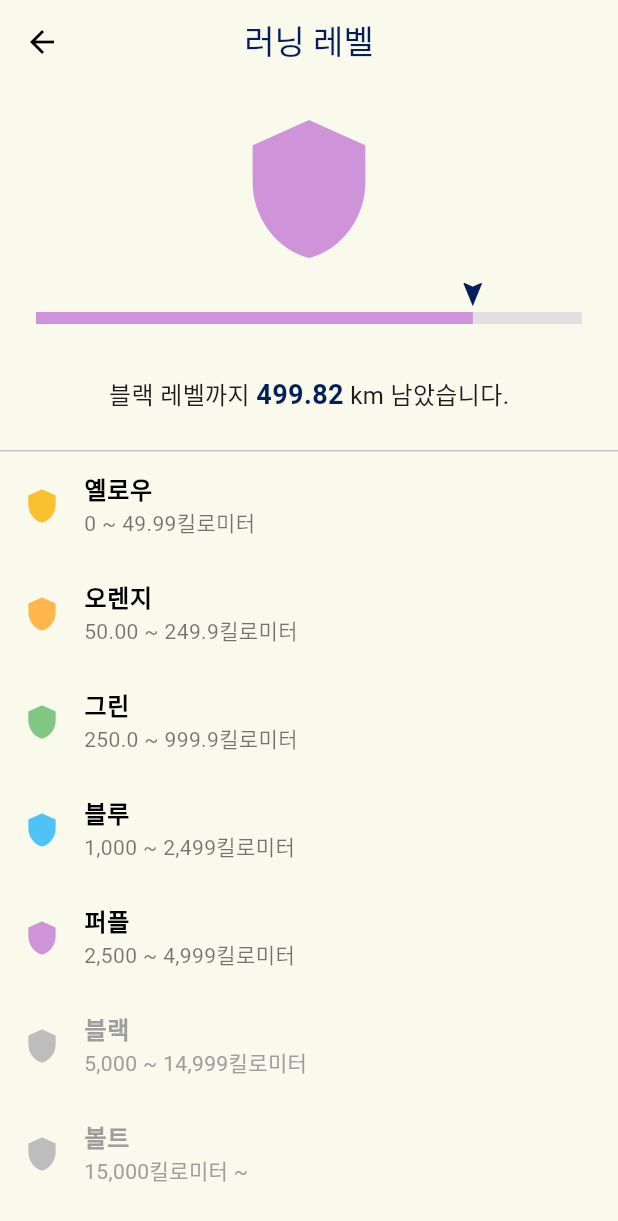
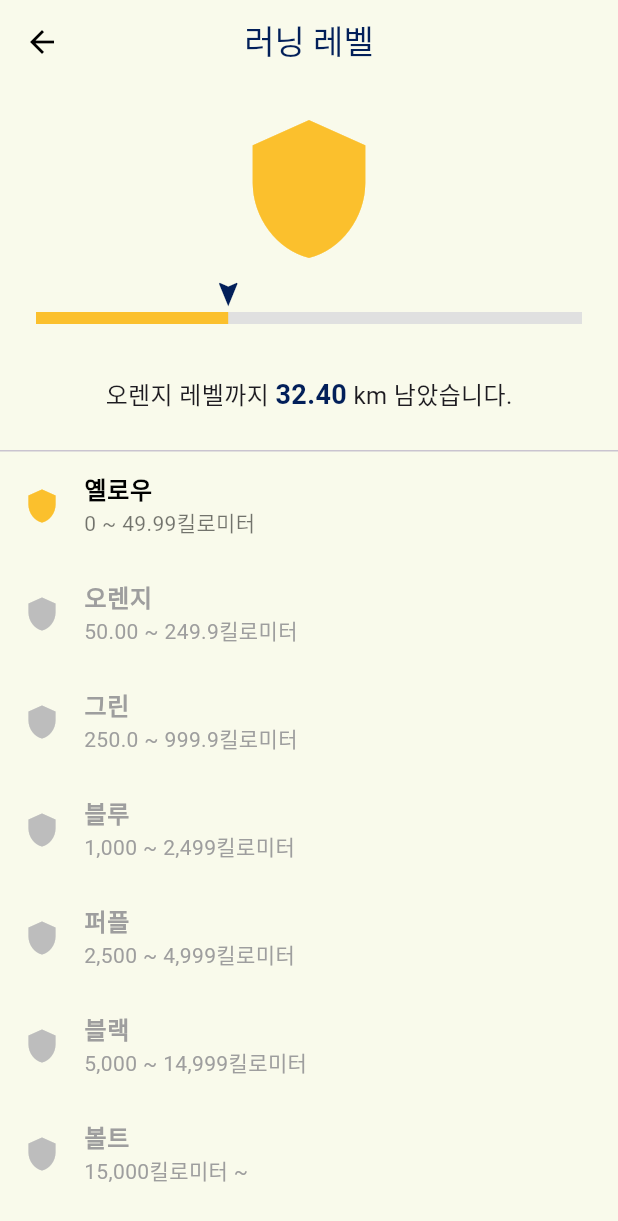
Before and after one commit to green-tracky/tracky-flutter, a Flutter app: the RunningLevelPage screen opened by its route, on a phone screen of 412 x 824 dp. Shown: the top 1221 px of the screen. Run offline on Flutter 3.47's test engine with Material 3 defaults, Android fonts, the phone set to English and light mode, and no system bars; our stand-ins replace camera, dio, dropdown_button2, firebase_core, firebase_messaging, flutter_local_notifications and 6 more; accounts and stored records are empty.

Commit message:
[Refactor] 활동 리스트 필터링 통신 및 러닝 레벨 VM 완료 (#59)
* 환경설정

* dev saving 1

* 테마 추가

* 테마 추가

* 러닝 뱃지 컴포넌트 분리 및 테마 수정

* 친구추가 화면 수정

* page url 수정

* running level 컴포넌트 분리

* activity 컴포넌트 분리 1

* merging conflicts

* 챌린지 리스트 VM 작업

* merging

* 챌린지 상세보기&리더보드  VM 완료

* VM 코드 수정

* 챌린지 생성 FM 구현

* merging dev

* 챌린지 수정 FM 완료

* 활동 레벨 VM

* FCM 준비

* 활동 컴포넌트 수정 1

* pubspec 충돌 해결

* 활동 메인 컴포넌트 수정 완료

* runrepository 수정

* 러닝 상세 ííVM 적용

* saving changes

* 러닝 레벨 및 필터 í통신 및 ííVM 처리

```diff
--- a/lib/ui/pages/activity/list_page/filter/filter.dart
+++ b/lib/ui/pages/activity/list_page/filter/filter.dart
@@ -85,7 +85,7 @@ class _RunningFilterPageState extends State<RunningFilterPage> {
             Row(
               children: [
                 _buildResetButton(),
-                Gap.s,
+                const SizedBox(width: 12),
                 _buildApplyButton(),
               ],
             ),
@@ -172,8 +172,8 @@ class _RunningFilterPageState extends State<RunningFilterPage> {
       backgroundColor: AppColors.trackyBGreen,
       elevation: 0,
       leading: const SizedBox.shrink(),
-      title: const Text('필터', style: TextStyle(color: Colors.black)),
-      centerTitle: false,
+      title: const Text('필터', style: AppTextStyles.appBarTitle),
+      centerTitle: true,
       actions: [
         IconButton(
           icon: const Icon(Icons.close, color: Colors.black),
--- a/lib/ui/pages/activity/running_level_page/running_level_page.dart
+++ b/lib/ui/pages/activity/running_level_page/running_level_page.dart
@@ -1,18 +1,19 @@
 import 'package:flutter/material.dart';
+import 'package:flutter_riverpod/flutter_riverpod.dart';
 import 'package:tracky_flutter/_core/constants/theme.dart';
 import 'package:tracky_flutter/ui/pages/activity/running_level_page/widgets/animation_progress_bar.dart';
 import 'package:tracky_flutter/ui/pages/activity/running_level_page/widgets/progress_explanation.dart';
 import 'package:tracky_flutter/ui/pages/activity/running_level_page/widgets/running_level_list.dart';
+import 'package:tracky_flutter/ui/pages/activity/running_level_page/running_level_vm.dart';
 
-class RunningLevelPage extends StatefulWidget {
+class RunningLevelPage extends ConsumerStatefulWidget {
   const RunningLevelPage({super.key});
 
   @override
-  State<RunningLevelPage> createState() => _RunningLevelPageState();
+  ConsumerState<RunningLevelPage> createState() => _RunningLevelPageState();
 }
 
-class _RunningLevelPageState extends State<RunningLevelPage> with SingleTickerProviderStateMixin {
-  final double totalKm = 4500.18;
+class _RunningLevelPageState extends ConsumerState<RunningLevelPage> with SingleTickerProviderStateMixin {
   late AnimationController _controller;
   late Animation<double> _animation;
 
@@ -26,43 +27,13 @@ class _RunningLevelPageState extends State<RunningLevelPage> with SingleTickerPr
     {'label': '볼트', 'range': '15,000킬로미터 ~', 'color': const Color(0xFFD0F252)},
   ];
 
-  int getCurrentLevelIndex() {
-    if (totalKm < 50) return 0;
-    if (totalKm < 250) return 1;
-    if (totalKm < 1000) return 2;
-    if (totalKm < 2500) return 3;
-    if (totalKm < 5000) return 4;
-    if (totalKm < 15000) return 5;
-    return 6;
-  }
-
-  double getProgressToNextLevel() {
-    final idx = getCurrentLevelIndex();
-    final nextThresholds = [50, 250, 1000, 2500, 5000, 15000, 15000];
-    final prevThresholds = [0, 50, 250, 1000, 2500, 5000, 15000];
-
-    final range = nextThresholds[idx] - prevThresholds[idx];
-    final progressed = totalKm - prevThresholds[idx];
-    return (progressed / range).clamp(0.0, 1.0);
-  }
-
-  double getKmToNextLevel() {
-    final nextThresholds = [50, 250, 1000, 2500, 5000, 15000, double.infinity];
-    return (nextThresholds[getCurrentLevelIndex()] - totalKm).clamp(0.0, double.infinity);
-  }
-
   @override
   void initState() {
     super.initState();
-    final targetProgress = getProgressToNextLevel();
     _controller = AnimationController(
+      vsync: this,
       duration: const Duration(seconds: 1),
-      vsync: this,
     );
-    _animation = Tween<double>(begin: 0, end: targetProgress).animate(
-      CurvedAnimation(parent: _controller, curve: Curves.easeOut),
-    );
-    _controller.forward();
   }
 
   @override
@@ -71,10 +42,52 @@ class _RunningLevelPageState extends State<RunningLevelPage> with SingleTickerPr
     super.dispose();
   }
 
+  int getCurrentLevelIndex(double km) {
+    if (km < 50) return 0;
+    if (km < 250) return 1;
+    if (km < 1000) return 2;
+    if (km < 2500) return 3;
+    if (km < 5000) return 4;
+    if (km < 15000) return 5;
+    return 6;
+  }
+
+  double getProgressToNextLevel(double km) {
+    final idx = getCurrentLevelIndex(km);
+    final nextThresholds = [50, 250, 1000, 2500, 5000, 15000, 15000];
+    final prevThresholds = [0, 50, 250, 1000, 2500, 5000, 15000];
+    final range = nextThresholds[idx] - prevThresholds[idx];
+    final progressed = km - prevThresholds[idx];
+    return (progressed / range).clamp(0.0, 1.0);
+  }
+
+  double getKmToNextLevel(double km) {
+    final nextThresholds = [50, 250, 1000, 2500, 5000, 15000, double.infinity];
+    return (nextThresholds[getCurrentLevelIndex(km)] - km).clamp(0.0, double.infinity);
+  }
+
   @override
   Widget build(BuildContext context) {
-    final currentLevel = getCurrentLevelIndex();
-    final remainingKm = getKmToNextLevel();
+    // runLevelProvider를 watch하면 AsyncValue<RunLevelResponse?> 타입을 반환합니다.
+    final asyncRunLevelResponse = ref.watch(runLevelProvider);
+
+    return asyncRunLevelResponse.when(
+      data: (model) {
+        // 데이터가 성공적으로 로드되었을 때의 처리
+        // model이 null일 수도 있으므로 추가적인 null 체크가 필요합니다.
+        if (model == null) {
+          return const Center(child: Text("데이터를 불러올 수 없습니다."));
+        }
+
+        final totalKm = model.totalDistance / 1000;
+        final currentLevel = getCurrentLevelIndex(totalKm);
+        final remainingKm = getKmToNextLevel(totalKm);
+        final targetProgress = getProgressToNextLevel(totalKm);
+
+        _animation = Tween<double>(begin: 0, end: targetProgress).animate(
+          CurvedAnimation(parent: _controller, curve: Curves.easeOut),
+        );
+        _controller.forward(from: 0);
 
         return Scaffold(
           appBar: _appBar(),
@@ -94,8 +107,38 @@ class _RunningLevelPageState extends State<RunningLevelPage> with SingleTickerPr
             ],
           ),
         );
+      },
+      loading: () {
+        // 데이터 로딩 중일 때 표시할 위젯
+        return const Scaffold(
+          appBar: PreferredSize(
+            preferredSize: Size.fromHeight(kToolbarHeight), // AppBar 높이와 동일하게 설정
+            child: _AppBarPlaceholder(), // 로딩 중 AppBar 대체
+          ),
+          backgroundColor: AppColors.trackyBGreen,
+          body: Center(
+            child: CircularProgressIndicator(), // 로딩 인디케이터
+          ),
+        );
+      },
+      error: (error, stackTrace) {
+        // 에러 발생 시 표시할 위젯
+        print("Error: $error"); // 에러 로깅
+        return const Scaffold(
+          appBar: PreferredSize(
+            preferredSize: Size.fromHeight(kToolbarHeight), // AppBar 높이와 동일하게 설정
+            child: _AppBarPlaceholder(), // 에러 시 AppBar 대체
+          ),
+          backgroundColor: AppColors.trackyBGreen,
+          body: Center(
+            child: Text("데이터를 불러오는 데 실패했습니다."),
+          ),
+        );
+      },
+    );
   }
 
+  // AppBar 로딩/에러 상태 시 보여줄 더미 AppBar (원래 AppBar와 유사하게 만듦)
   AppBar _appBar() {
     return AppBar(
       title: const Text('러닝 레벨', style: TextStyle(color: AppColors.trackyIndigo)),
@@ -105,3 +148,18 @@ class _RunningLevelPageState extends State<RunningLevelPage> with SingleTickerPr
     );
   }
 }
+
+// AppBar 로딩/에러 시 표시할 임시 위젯 (원본 AppBar와 동일한 UI를 유지하기 위해)
+class _AppBarPlaceholder extends StatelessWidget {
+  const _AppBarPlaceholder({Key? key}) : super(key: key);
+
+  @override
+  Widget build(BuildContext context) {
+    return AppBar(
+      title: Text('러닝 레벨', style: AppTextStyles.appBarTitle),
+      centerTitle: true,
+      backgroundColor: AppColors.trackyBGreen,
+      leading: const BackButton(color: Colors.black),
+    );
+  }
+}
```
Also changed, not shown: lib/data/repository/RunRepository.dart (+63 -48 lines), lib/ui/pages/activity/detail_page/detail_page.dart (+11 -3 lines), lib/ui/pages/activity/detail_page/runsegment_detail_page/segment_detail_page.dart (deleted, +0 -144 lines), lib/ui/pages/activity/list_page/list_page.dart (+10 -3 lines), lib/ui/pages/activity/list_page/list_vm.dart (+60 -6 lines), 1 other file. Lines whose indentation alone changed are shown as unchanged.
